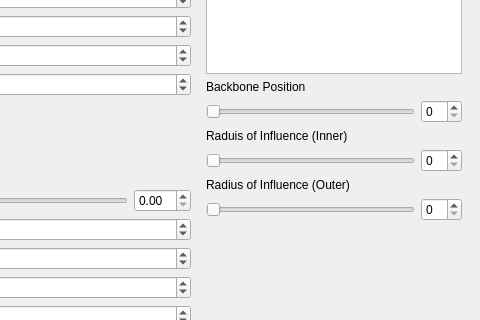
Qt form mainwindow.ui (jeremyxu1998/TDCR_Simulator) before a commit; both pictures show x 393 to 873 and y 164 to 484 of the 873 by 808 pixel window.
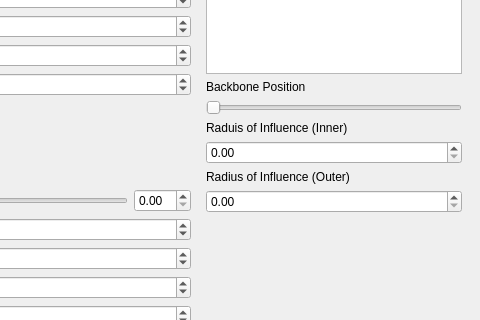
The same form after that commit.

Commit message: moving constraints to controller class

The edit to the form file:
```diff
--- a/mainwindow.ui
+++ b/mainwindow.ui
@@ -320,18 +320,17 @@
              <verstretch>0</verstretch>
             </sizepolicy>
            </property>
+           <property name="maximum">
+            <number>99</number>
+           </property>
+           <property name="singleStep">
+            <number>1</number>
+           </property>
            <property name="orientation">
             <enum>Qt::Horizontal</enum>
            </property>
-          </widget>
-         </item>
-         <item>
-          <widget class="QSpinBox" name="backboneBox">
-           <property name="sizePolicy">
-            <sizepolicy hsizetype="Fixed" vsizetype="Fixed">
-             <horstretch>0</horstretch>
-             <verstretch>0</verstretch>
-            </sizepolicy>
+           <property name="tickInterval">
+            <number>0</number>
            </property>
           </widget>
          </item>
@@ -347,26 +346,13 @@
        <item>
         <layout class="QHBoxLayout" name="innerRadSize">
          <item>
-          <widget class="QSlider" name="innerRadSlider">
+          <widget class="QDoubleSpinBox" name="innerRadBox">
            <property name="sizePolicy">
             <sizepolicy hsizetype="Preferred" vsizetype="Fixed">
              <horstretch>0</horstretch>
              <verstretch>0</verstretch>
             </sizepolicy>
            </property>
-           <property name="orientation">
-            <enum>Qt::Horizontal</enum>
-           </property>
-          </widget>
-         </item>
-         <item>
-          <widget class="QSpinBox" name="innerRadBox">
-           <property name="sizePolicy">
-            <sizepolicy hsizetype="Fixed" vsizetype="Fixed">
-             <horstretch>0</horstretch>
-             <verstretch>0</verstretch>
-            </sizepolicy>
-           </property>
           </widget>
          </item>
         </layout>
@@ -387,22 +373,9 @@
        <item>
         <layout class="QHBoxLayout" name="outerRadSize">
          <item>
-          <widget class="QSlider" name="outerRadSlider">
+          <widget class="QDoubleSpinBox" name="outerRadBox">
            <property name="sizePolicy">
             <sizepolicy hsizetype="Preferred" vsizetype="Fixed">
-             <horstretch>0</horstretch>
-             <verstretch>0</verstretch>
-            </sizepolicy>
-           </property>
-           <property name="orientation">
-            <enum>Qt::Horizontal</enum>
-           </property>
-          </widget>
-         </item>
-         <item>
-          <widget class="QSpinBox" name="outerRadBox">
-           <property name="sizePolicy">
-            <sizepolicy hsizetype="Fixed" vsizetype="Fixed">
              <horstretch>0</horstretch>
              <verstretch>0</verstretch>
             </sizepolicy>
```
Left out of the diff: 8 changed lines with no effect on the pictures. The commit also changes 6 other files.
